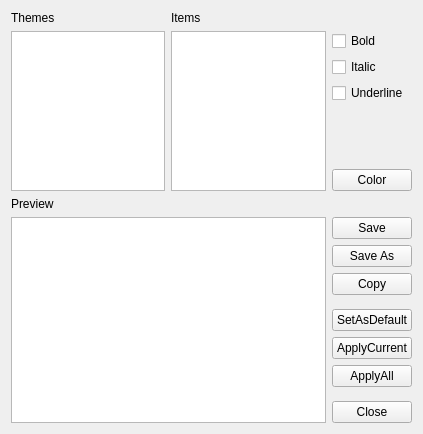
Above: harbour/contrib/hbide/resources/themesex.ui from harbour/core before the change. Below: the same form after it.
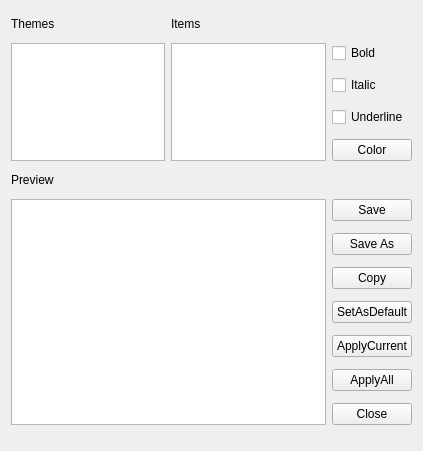
That is the form after the change.

Diff of the .ui file:
```diff
--- a/harbour/contrib/hbide/resources/themesex.ui
+++ b/harbour/contrib/hbide/resources/themesex.ui
@@ -7,7 +7,7 @@
     <x>0</x>
     <y>0</y>
     <width>423</width>
-    <height>434</height>
+    <height>451</height>
    </rect>
   </property>
   <property name="windowTitle">
@@ -16,19 +16,31 @@
   <layout class="QGridLayout" name="gridLayout">
    <item row="0" column="0">
     <widget class="QLabel" name="labelTheme">
+     <property name="sizePolicy">
+      <sizepolicy hsizetype="Preferred" vsizetype="Fixed">
+       <horstretch>0</horstretch>
+       <verstretch>0</verstretch>
+      </sizepolicy>
+     </property>
      <property name="text">
       <string>Themes</string>
      </property>
     </widget>
    </item>
-   <item row="0" column="1" colspan="2">
+   <item row="0" column="1">
     <widget class="QLabel" name="labelItems">
+     <property name="sizePolicy">
+      <sizepolicy hsizetype="Preferred" vsizetype="Fixed">
+       <horstretch>0</horstretch>
+       <verstretch>0</verstretch>
+      </sizepolicy>
+     </property>
      <property name="text">
       <string>Items</string>
      </property>
     </widget>
    </item>
-   <item row="1" column="0" rowspan="5">
+   <item row="1" column="0" rowspan="4">
     <widget class="QListWidget" name="listThemes">
      <property name="minimumSize">
       <size>
@@ -44,7 +56,7 @@
      </property>
     </widget>
    </item>
-   <item row="1" column="1" rowspan="5">
+   <item row="1" column="1" rowspan="4">
     <widget class="QListWidget" name="listItems">
      <property name="minimumSize">
       <size>
@@ -82,19 +94,6 @@
     </widget>
    </item>
    <item row="4" column="2">
-    <spacer name="verticalSpacer">
-     <property name="orientation">
-      <enum>Qt::Vertical</enum>
-     </property>
-     <property name="sizeHint" stdset="0">
-      <size>
-       <width>72</width>
-       <height>45</height>
-      </size>
-     </property>
-    </spacer>
-   </item>
-   <item row="5" column="2">
     <widget class="QPushButton" name="buttonColor">
      <property name="maximumSize">
       <size>
@@ -107,91 +106,71 @@
      </property>
     </widget>
    </item>
-   <item row="6" column="0" colspan="3">
+   <item row="5" column="0">
     <widget class="QLabel" name="label">
+     <property name="sizePolicy">
+      <sizepolicy hsizetype="Preferred" vsizetype="Fixed">
+       <horstretch>0</horstretch>
+       <verstretch>0</verstretch>
+      </sizepolicy>
+     </property>
      <property name="text">
       <string>Preview</string>
      </property>
     </widget>
    </item>
-   <item row="7" column="0" rowspan="9" colspan="2">
+   <item row="6" column="0" rowspan="7" colspan="2">
     <widget class="QPlainTextEdit" name="plainThemeText"/>
    </item>
-   <item row="7" column="2">
+   <item row="6" column="2">
     <widget class="QPushButton" name="buttonSave">
      <property name="text">
       <string>Save</string>
      </property>
     </widget>
    </item>
-   <item row="8" column="2">
+   <item row="7" column="2">
     <widget class="QPushButton" name="buttonSaveAs">
      <property name="text">
       <string>Save As</string>
      </property>
     </widget>
    </item>
-   <item row="9" column="2">
+   <item row="8" column="2">
     <widget class="QPushButton" name="buttonCopy">
      <property name="text">
       <string>Copy</string>
      </property>
     </widget>
    </item>
-   <item row="11" column="2">
+   <item row="9" column="2">
     <widget class="QPushButton" name="buttonDefault">
      <property name="text">
       <string>SetAsDefault</string>
      </property>
     </widget>
    </item>
-   <item row="12" column="2">
+   <item row="10" column="2">
     <widget class="QPushButton" name="buttonApply">
      <property name="text">
       <string>ApplyCurrent</string>
      </property>
     </widget>
    </item>
-   <item row="13" column="2">
+   <item row="11" column="2">
     <widget class="QPushButton" name="buttonApplyAll">
      <property name="text">
       <string>ApplyAll</string>
      </property>
     </widget>
    </item>
-   <item row="15" column="2">
+   <item row="12" column="2">
     <widget class="QPushButton" name="buttonClose">
      <property name="text">
       <string>Close</string>
      </property>
     </widget>
    </item>
-   <item row="10" column="2">
-    <spacer name="verticalSpacer_2">
-     <property name="orientation">
-      <enum>Qt::Vertical</enum>
-     </property>
-     <property name="sizeHint" stdset="0">
-      <size>
-       <width>20</width>
-       <height>40</height>
-      </size>
-     </property>
-    </spacer>
-   </item>
-   <item row="14" column="2">
-    <spacer name="verticalSpacer_3">
-     <property name="orientation">
-      <enum>Qt::Vertical</enum>
-     </property>
-     <property name="sizeHint" stdset="0">
-      <size>
-       <width>20</width>
-       <height>40</height>
-      </size>
-     </property>
-    </spacer>
-   </item>
   </layout>
  </widget>
  <resources/>
```
